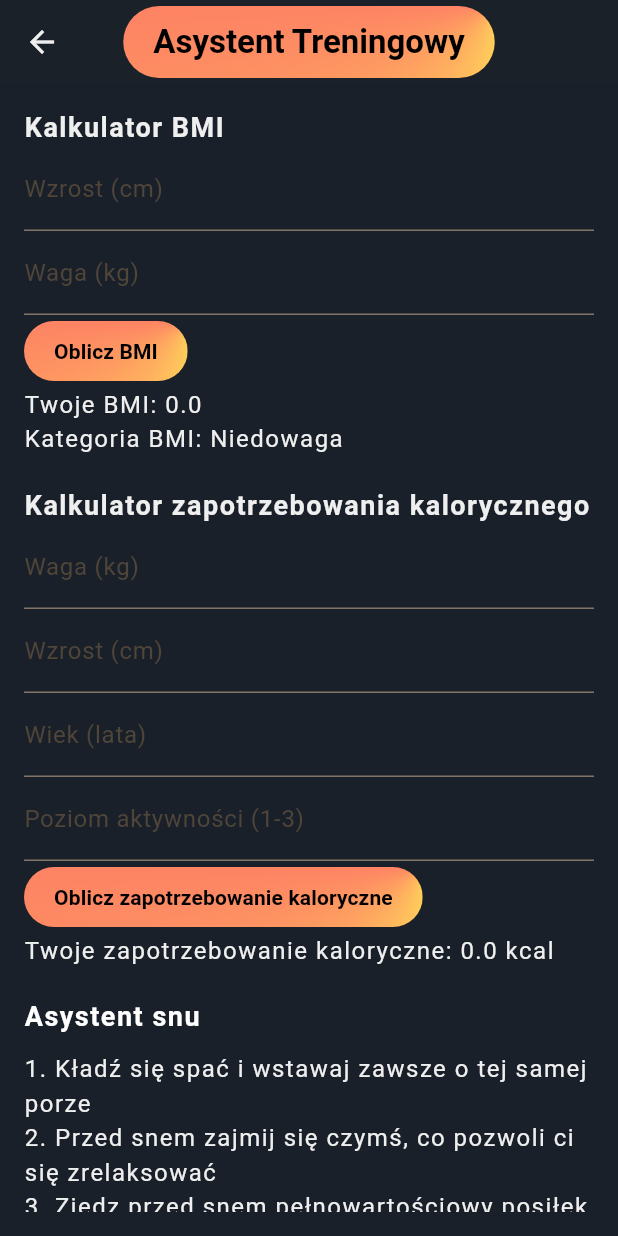
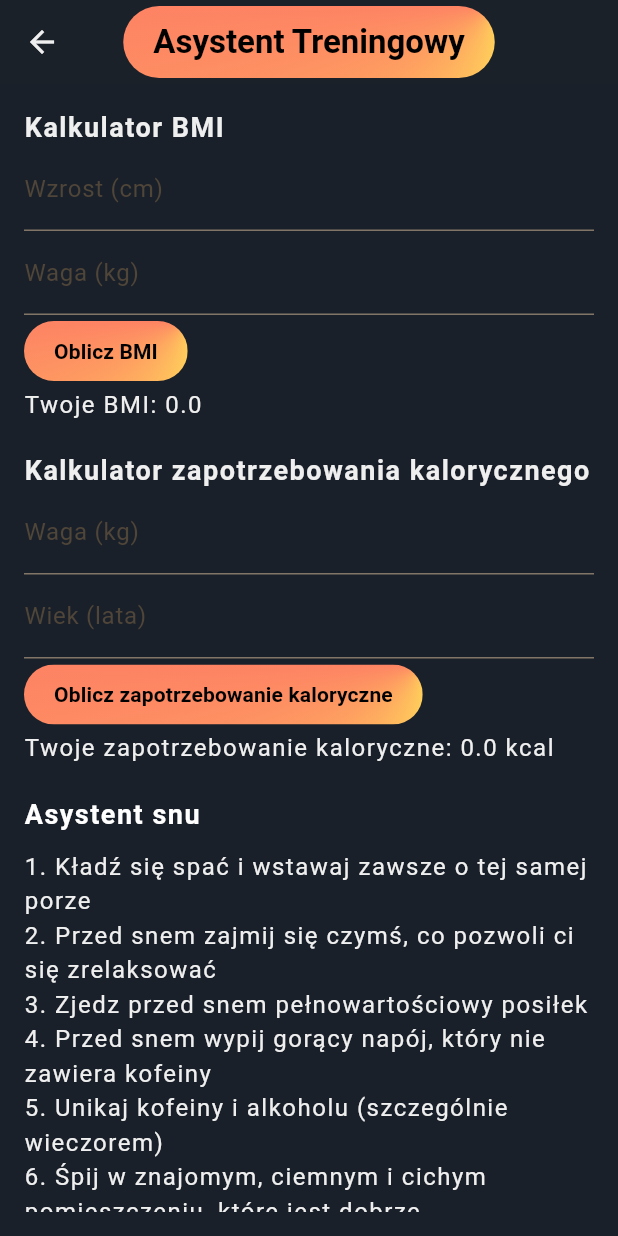
Before and after one commit to kluchoo/DoIt, a Flutter app: the Aystent screen opened directly, on a phone screen of 412 x 824 dp. Run offline on Flutter 3.47's test engine with Material 3 defaults, Android fonts, the phone set to English and light mode, and no system bars; our stand-ins replace camera, cloud_firestore, file_picker, firebase_auth, firebase_core, flutter_card_swiper and 4 more; missing offline and left inert: gif, light_sensor, screen_brightness; accounts and stored records are empty.

Commit message:
ostatnie szlify

```diff
--- a/lib/strony/aplikacja/zakladki/aystent.dart
+++ b/lib/strony/aplikacja/zakladki/aystent.dart
@@ -16,8 +16,6 @@ class _AystentState extends State<Aystent> {
   final TextEditingController _heightController = TextEditingController();
   final TextEditingController _weightController = TextEditingController();
   final TextEditingController _ageController = TextEditingController();
-  final TextEditingController _activityLevelController =
-      TextEditingController();
 
   void _calculateBMI() {
     if (_bmiFormKey.currentState!.validate()) {
@@ -33,28 +31,14 @@ class _AystentState extends State<Aystent> {
     }
   }
 
-  String _bmiCategory(double bmi) {
-    if (bmi < 18.5) {
-      return 'Niedowaga';
-    } else if (bmi >= 18.5 && bmi <= 24.9) {
-      return 'Prawidłowa waga';
-    } else if (bmi >= 25.0 && bmi <= 29.9) {
-      return 'Nadwaga';
-    } else {
-      return 'Otyłość';
-    }
-  }
-
   void _calculateCalories() {
     if (_calorieFormKey.currentState!.validate()) {
       try {
         double weight = double.parse(_weightController.text);
         int age = int.parse(_ageController.text);
         double height = double.parse(_heightController.text) / 100;
-        double activityLevel = double.parse(_activityLevelController.text);
         setState(() {
-          _calorieResult = (10 * weight + 6.25 * (height * 100) - 5 * age + 5) *
-              activityLevel;
+          _calorieResult = 10 * weight + 6.25 * (height * 100) - 5 * age + 5;
         });
       } catch (e) {
         debugPrint('Błąd podczas obliczania zapotrzebowania kalorycznego: $e');
@@ -155,7 +139,6 @@ class _AystentState extends State<Aystent> {
                     ),
                   ),
                   Text('Twoje BMI: $_bmiResult'),
-                  Text('Kategoria BMI: ${_bmiCategory(_bmiResult)}'),
                 ],
               ),
             ),
@@ -184,19 +167,6 @@ class _AystentState extends State<Aystent> {
                     },
                   ),
                   TextFormField(
-                    controller: _heightController,
-                    decoration: const InputDecoration(labelText: 'Wzrost (cm)'),
-                    keyboardType: TextInputType.number,
-                    style: TextStyle(
-                        color: Color(0xFF8B4513)), // Dodano kolor jasnobrązowy
-                    validator: (value) {
-                      if (value == null || value.isEmpty) {
-                        return 'Proszę wprowadzić wzrost';
-                      }
-                      return null;
-                    },
-                  ),
-                  TextFormField(
                     controller: _ageController,
                     decoration: const InputDecoration(labelText: 'Wiek (lata)'),
                     keyboardType: TextInputType.number,
@@ -205,20 +175,6 @@ class _AystentState extends State<Aystent> {
                     validator: (value) {
                       if (value == null || value.isEmpty) {
                         return 'Proszę wprowadzić wiek';
-                      }
-                      return null;
-                    },
-                  ),
-                  TextFormField(
-                    controller: _activityLevelController,
-                    decoration: const InputDecoration(
-                        labelText: 'Poziom aktywności (1-3)'),
-                    keyboardType: TextInputType.number,
-                    style: TextStyle(
-                        color: Color(0xFF8B4513)), // Dodano kolor jasnobrązowy
-                    validator: (value) {
-                      if (value == null || value.isEmpty) {
-                        return 'Proszę wprowadzić poziom aktywności';
                       }
                       return null;
                     },
```
